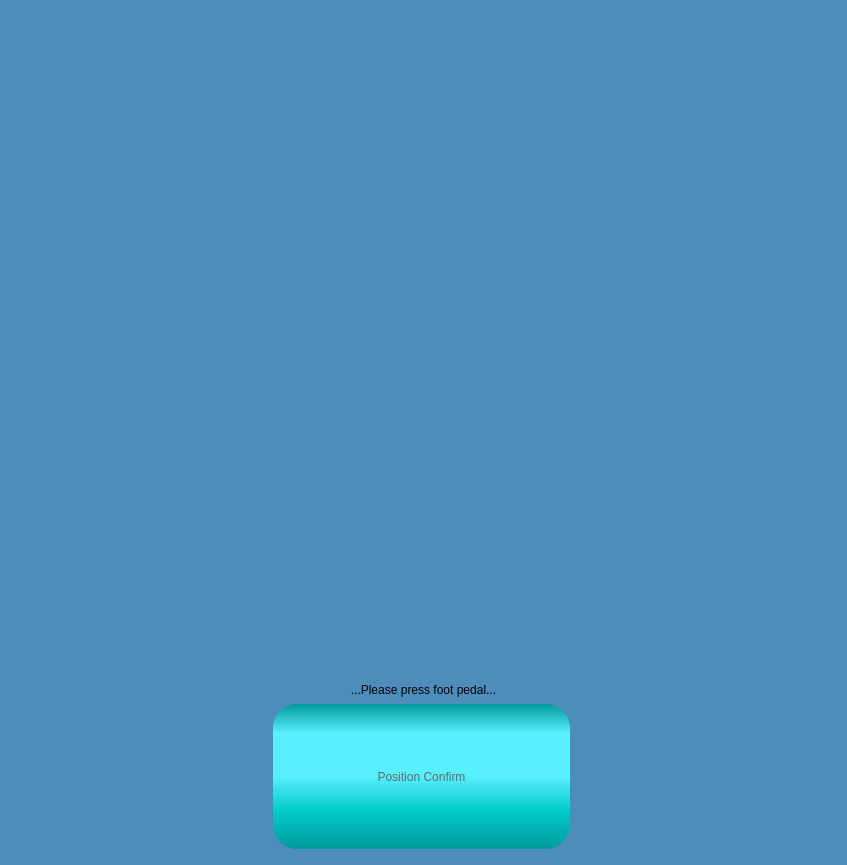
Old version of the form FunctionLib_UI/DlgFootPedal.ui in the repository PoJenCheng/AitherBot_V2.1.
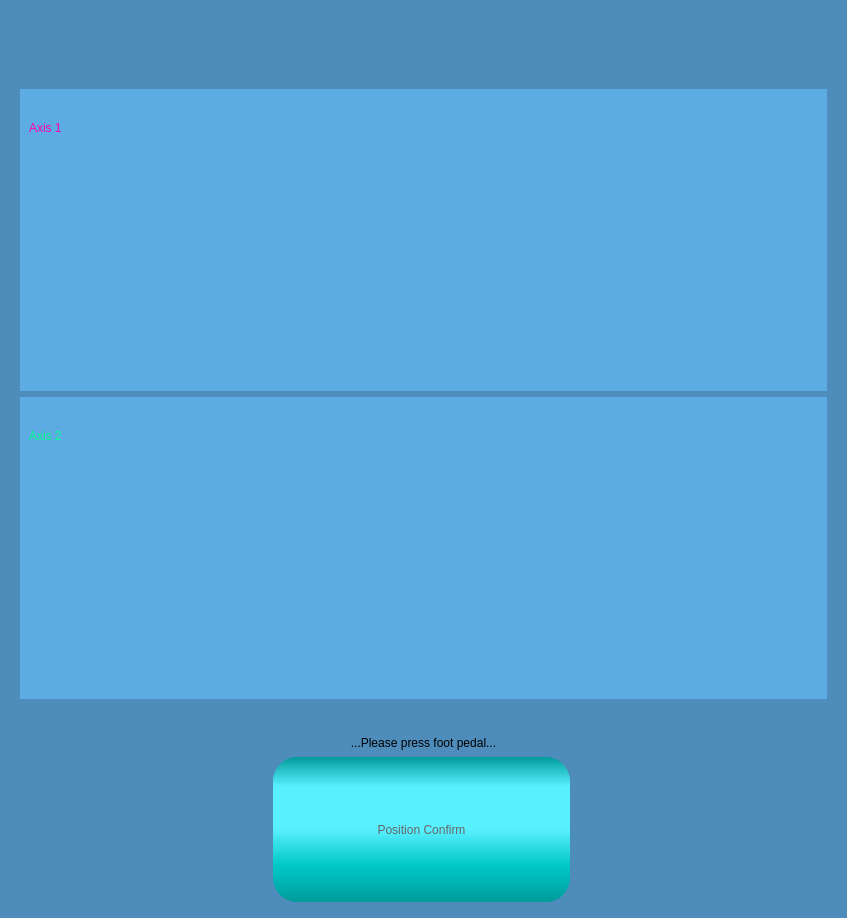
New version of the form. The open tabs and pages were chosen to show the change. Icons and pictures are not drawn.

Commit message: 更新：DlgFootPedal的顯示UI

The edit to the form file:
```diff
--- a/FunctionLib_UI/DlgFootPedal.ui
+++ b/FunctionLib_UI/DlgFootPedal.ui
@@ -10,7 +10,7 @@
     <x>0</x>
     <y>0</y>
     <width>847</width>
-    <height>865</height>
+    <height>918</height>
    </rect>
   </property>
   <property name="windowTitle">
@@ -71,6 +71,23 @@
    <property name="verticalSpacing">
     <number>7</number>
    </property>
+   <item row="1" column="0">
+    <widget class="QLabel" name="lblDescription">
+     <property name="text">
+      <string/>
+     </property>
+    </widget>
+   </item>
+   <item row="2" column="0">
+    <widget class="QLabel" name="lblContent">
+     <property name="text">
+      <string>...Please press foot pedal...</string>
+     </property>
+     <property name="alignment">
+      <set>Qt::AlignCenter</set>
+     </property>
+    </widget>
+   </item>
    <item row="3" column="0">
     <layout class="QGridLayout" name="gridLayout">
      <item row="0" column="0">
@@ -94,18 +111,8 @@
      </item>
     </layout>
    </item>
-   <item row="2" column="0">
-    <widget class="QLabel" name="lblContent">
-     <property name="text">
-      <string>...Please press foot pedal...</string>
-     </property>
-     <property name="alignment">
-      <set>Qt::AlignCenter</set>
-     </property>
-    </widget>
-   </item>
    <item row="0" column="0">
-    <widget class="QWidget" name="wdgPicture" native="true">
+    <widget class="QStackedWidget" name="wdgPicture">
      <property name="sizePolicy">
       <sizepolicy hsizetype="Preferred" vsizetype="Preferred">
        <horstretch>0</horstretch>
@@ -118,16 +125,152 @@
        <height>563</height>
       </size>
      </property>
+     <property name="maximumSize">
+      <size>
+       <width>16777215</width>
+       <height>16777215</height>
+      </size>
+     </property>
      <property name="styleSheet">
-      <string notr="true">image:url(image/foot_pedal.png)</string>
+      <string notr="true">background-color: rgb(77, 140, 187);</string>
      </property>
-    </widget>
-   </item>
-   <item row="1" column="0">
-    <widget class="QLabel" name="lblDescription">
-     <property name="text">
-      <string/>
-     </property>
+     <widget class="QWidget" name="pgPedal">
+      <property name="styleSheet">
+       <string notr="true">image:url(image/foot_pedal.png)</string>
+      </property>
+     </widget>
+     <widget class="QWidget" name="pgPedalPress">
+      <property name="styleSheet">
+       <string notr="true">image:url(image/foot_pedal_press.png)</string>
+      </property>
+     </widget>
+     <widget class="QWidget" name="pgSupportArm">
+      <property name="styleSheet">
+       <string notr="true">color:#ffee88</string>
+      </property>
+      <layout class="QGridLayout" name="gridLayout_5">
+       <item row="0" column="0">
+        <widget class="QWidget" name="wdgAxis1" native="true">
+         <property name="styleSheet">
+          <string notr="true">background-color: rgb(93, 171, 227);</string>
+         </property>
+         <layout class="QGridLayout" name="gridLayout_3" columnstretch="0,1">
+          <item row="0" column="0">
+           <widget class="QLabel" name="lblAxis1">
+            <property name="styleSheet">
+             <string notr="true">color:#ff00aa</string>
+            </property>
+            <property name="text">
+             <string>Axis 1</string>
+            </property>
+           </widget>
+          </item>
+          <item row="0" column="1">
+           <widget class="QWidget" name="wdgIndicatorAxis1" native="true">
+            <property name="sizePolicy">
+             <sizepolicy hsizetype="Preferred" vsizetype="Minimum">
+              <horstretch>0</horstretch>
+              <verstretch>0</verstretch>
+             </sizepolicy>
+            </property>
+            <property name="minimumSize">
+             <size>
+              <width>0</width>
+              <height>60</height>
+             </size>
+            </property>
+            <property name="maximumSize">
+             <size>
+              <width>16777215</width>
+              <height>60</height>
+             </size>
+            </property>
+           </widget>
+          </item>
+          <item row="1" column="1">
+           <widget class="QLabel" name="lblHintAxis1">
+            <property name="maximumSize">
+             <size>
+              <width>16777215</width>
+              <height>16777215</height>
+             </size>
+            </property>
+            <property name="styleSheet">
+             <string notr="true">color:rgb(255, 0, 0)</string>
+            </property>
+            <property name="text">
+             <string/>
+            </property>
+            <property name="alignment">
+             <set>Qt::AlignLeading|Qt::AlignLeft|Qt::AlignTop</set>
+            </property>
+           </widget>
+          </item>
+         </layout>
+        </widget>
+       </item>
+       <item row="1" column="0">
+        <widget class="QWidget" name="wdgAxis2" native="true">
+         <property name="styleSheet">
+          <string notr="true">background-color: rgb(93, 171, 227);</string>
+         </property>
+         <layout class="QGridLayout" name="gridLayout_4" columnstretch="0,1">
+          <item row="0" column="0">
+           <widget class="QLabel" name="lblAxis2">
+            <property name="styleSheet">
+             <string notr="true">color:#00ff90</string>
+            </property>
+            <property name="text">
+             <string>Axis 2</string>
+            </property>
+           </widget>
+          </item>
+          <item row="0" column="1">
+           <widget class="QWidget" name="wdgIndicatorAxis2" native="true">
+            <property name="sizePolicy">
+             <sizepolicy hsizetype="Preferred" vsizetype="Minimum">
+              <horstretch>0</horstretch>
+              <verstretch>0</verstretch>
+             </sizepolicy>
+            </property>
+            <property name="minimumSize">
+             <size>
+              <width>0</width>
+              <height>60</height>
+             </size>
+            </property>
+            <property name="maximumSize">
+             <size>
+              <width>16777215</width>
+              <height>60</height>
+             </size>
+            </property>
+           </widget>
+          </item>
+          <item row="1" column="1">
+           <widget class="QLabel" name="lblHintAxis2">
+            <property name="maximumSize">
+             <size>
+              <width>16777215</width>
+              <height>16777215</height>
+             </size>
+            </property>
+            <property name="styleSheet">
+             <string notr="true">color:rgb(255, 0, 0)</string>
+            </property>
+            <property name="text">
+             <string/>
+            </property>
+            <property name="alignment">
+             <set>Qt::AlignLeading|Qt::AlignLeft|Qt::AlignTop</set>
+            </property>
+           </widget>
+          </item>
+         </layout>
+        </widget>
+       </item>
+      </layout>
+     </widget>
     </widget>
    </item>
   </layout>
```
The commit also changes 3 other files.
